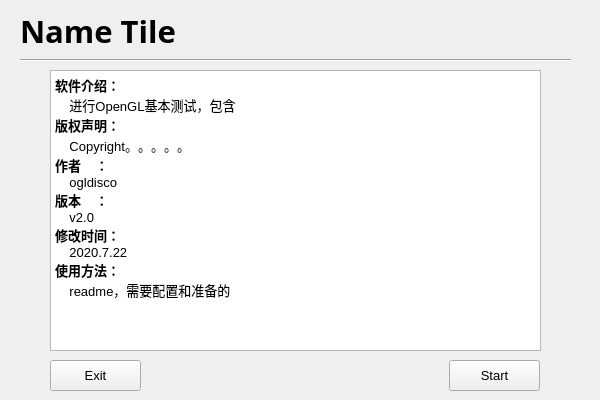
Qt form basebench/info_page.ui (feishengfei/benchUI) before a commit.
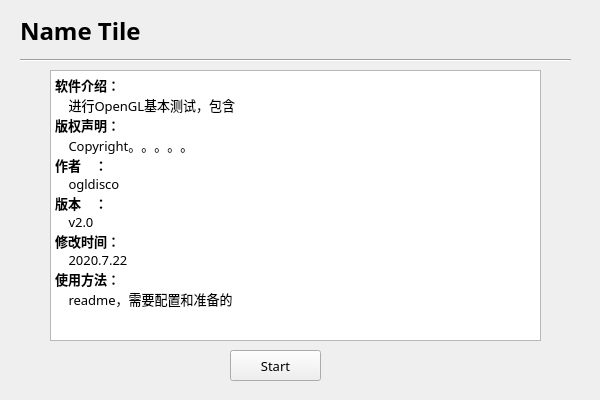
The same form after that commit.

The edit to the form file:
```diff
--- a/basebench/info_page.ui
+++ b/basebench/info_page.ui
@@ -10,20 +10,36 @@
     <height>400</height>
    </rect>
   </property>
+  <property name="font">
+   <font>
+    <family>微软雅黑</family>
+    <pointsize>10</pointsize>
+   </font>
+  </property>
   <property name="windowTitle">
    <string>Form</string>
   </property>
+  <property name="layoutDirection">
+   <enum>Qt::LeftToRight</enum>
+  </property>
   <widget class="QTextBrowser" name="textBrowser">
    <property name="geometry">
     <rect>
      <x>50</x>
      <y>70</y>
      <width>491</width>
-     <height>281</height>
+     <height>271</height>
     </rect>
    </property>
+   <property name="sizePolicy">
+    <sizepolicy hsizetype="Ignored" vsizetype="Ignored">
+     <horstretch>0</horstretch>
+     <verstretch>0</verstretch>
+    </sizepolicy>
+   </property>
    <property name="font">
     <font>
+     <family>微软雅黑</family>
      <pointsize>10</pointsize>
     </font>
    </property>
@@ -31,20 +47,20 @@
     <string>&lt;!DOCTYPE HTML PUBLIC &quot;-//W3C//DTD HTML 4.0//EN&quot; &quot;http://www.w3.org/TR/REC-html40/strict.dtd&quot;&gt;
 &lt;html&gt;&lt;head&gt;&lt;meta name=&quot;qrichtext&quot; content=&quot;1&quot; /&gt;&lt;style type=&quot;text/css&quot;&gt;
 p, li { white-space: pre-wrap; }
-&lt;/style&gt;&lt;/head&gt;&lt;body style=&quot; font-family:'SimSun'; font-size:10pt; font-weight:400; font-style:normal;&quot;&gt;
-&lt;p style=&quot; margin-top:0px; margin-bottom:0px; margin-left:0px; margin-right:0px; -qt-block-indent:0; text-indent:0px;&quot;&gt;&lt;span style=&quot; font-weight:600;&quot;&gt;软件介绍：&lt;/span&gt;&lt;/p&gt;
-&lt;p style=&quot; margin-top:0px; margin-bottom:0px; margin-left:0px; margin-right:0px; -qt-block-indent:0; text-indent:0px;&quot;&gt;    进行OpenGL基本测试，包含&lt;/p&gt;
-&lt;p style=&quot; margin-top:0px; margin-bottom:0px; margin-left:0px; margin-right:0px; -qt-block-indent:0; text-indent:0px;&quot;&gt;&lt;span style=&quot; font-weight:600;&quot;&gt;版权声明：&lt;/span&gt;&lt;/p&gt;
-&lt;p style=&quot; margin-top:0px; margin-bottom:0px; margin-left:0px; margin-right:0px; -qt-block-indent:0; text-indent:0px;&quot;&gt;    Copyright。。。。。&lt;/p&gt;
-&lt;p style=&quot; margin-top:0px; margin-bottom:0px; margin-left:0px; margin-right:0px; -qt-block-indent:0; text-indent:0px;&quot;&gt;&lt;span style=&quot; font-weight:600;&quot;&gt;作者    ：&lt;/span&gt;&lt;/p&gt;
-&lt;p style=&quot; margin-top:0px; margin-bottom:0px; margin-left:0px; margin-right:0px; -qt-block-indent:0; text-indent:0px;&quot;&gt;    ogldisco&lt;/p&gt;
-&lt;p style=&quot; margin-top:0px; margin-bottom:0px; margin-left:0px; margin-right:0px; -qt-block-indent:0; text-indent:0px;&quot;&gt;&lt;span style=&quot; font-weight:600;&quot;&gt;版本    ：&lt;/span&gt;&lt;/p&gt;
-&lt;p style=&quot; margin-top:0px; margin-bottom:0px; margin-left:0px; margin-right:0px; -qt-block-indent:0; text-indent:0px;&quot;&gt;    v2.0&lt;/p&gt;
-&lt;p style=&quot; margin-top:0px; margin-bottom:0px; margin-left:0px; margin-right:0px; -qt-block-indent:0; text-indent:0px;&quot;&gt;&lt;span style=&quot; font-weight:600;&quot;&gt;修改时间：&lt;/span&gt;&lt;/p&gt;
-&lt;p style=&quot; margin-top:0px; margin-bottom:0px; margin-left:0px; margin-right:0px; -qt-block-indent:0; text-indent:0px;&quot;&gt;    2020.7.22&lt;/p&gt;
-&lt;p style=&quot; margin-top:0px; margin-bottom:0px; margin-left:0px; margin-right:0px; -qt-block-indent:0; text-indent:0px;&quot;&gt;&lt;span style=&quot; font-weight:600;&quot;&gt;使用方法：&lt;/span&gt;&lt;/p&gt;
-&lt;p style=&quot; margin-top:0px; margin-bottom:0px; margin-left:0px; margin-right:0px; -qt-block-indent:0; text-indent:0px;&quot;&gt;    readme，需要配置和准备的&lt;/p&gt;
-&lt;p style=&quot;-qt-paragraph-type:empty; margin-top:0px; margin-bottom:0px; margin-left:0px; margin-right:0px; -qt-block-indent:0; text-indent:0px;&quot;&gt;&lt;br /&gt;&lt;/p&gt;&lt;/body&gt;&lt;/html&gt;</string>
+&lt;/style&gt;&lt;/head&gt;&lt;body style=&quot; font-family:'微软雅黑','微软雅黑'; font-size:10pt; font-weight:400; font-style:normal;&quot;&gt;
+&lt;p style=&quot; margin-top:0px; margin-bottom:0px; margin-left:0px; margin-right:0px; -qt-block-indent:0; text-indent:0px;&quot;&gt;&lt;span style=&quot; font-family:'SimSun'; font-weight:600;&quot;&gt;软件介绍：&lt;/span&gt;&lt;/p&gt;
+&lt;p style=&quot; margin-top:0px; margin-bottom:0px; margin-left:0px; margin-right:0px; -qt-block-indent:0; text-indent:0px;&quot;&gt;&lt;span style=&quot; font-family:'SimSun';&quot;&gt;    进行OpenGL基本测试，包含&lt;/span&gt;&lt;/p&gt;
+&lt;p style=&quot; margin-top:0px; margin-bottom:0px; margin-left:0px; margin-right:0px; -qt-block-indent:0; text-indent:0px;&quot;&gt;&lt;span style=&quot; font-family:'SimSun'; font-weight:600;&quot;&gt;版权声明：&lt;/span&gt;&lt;/p&gt;
+&lt;p style=&quot; margin-top:0px; margin-bottom:0px; margin-left:0px; margin-right:0px; -qt-block-indent:0; text-indent:0px;&quot;&gt;&lt;span style=&quot; font-family:'SimSun';&quot;&gt;    Copyright。。。。。&lt;/span&gt;&lt;/p&gt;
+&lt;p style=&quot; margin-top:0px; margin-bottom:0px; margin-left:0px; margin-right:0px; -qt-block-indent:0; text-indent:0px;&quot;&gt;&lt;span style=&quot; font-family:'SimSun'; font-weight:600;&quot;&gt;作者    ：&lt;/span&gt;&lt;/p&gt;
+&lt;p style=&quot; margin-top:0px; margin-bottom:0px; margin-left:0px; margin-right:0px; -qt-block-indent:0; text-indent:0px;&quot;&gt;&lt;span style=&quot; font-family:'SimSun';&quot;&gt;    ogldisco&lt;/span&gt;&lt;/p&gt;
+&lt;p style=&quot; margin-top:0px; margin-bottom:0px; margin-left:0px; margin-right:0px; -qt-block-indent:0; text-indent:0px;&quot;&gt;&lt;span style=&quot; font-family:'SimSun'; font-weight:600;&quot;&gt;版本    ：&lt;/span&gt;&lt;/p&gt;
+&lt;p style=&quot; margin-top:0px; margin-bottom:0px; margin-left:0px; margin-right:0px; -qt-block-indent:0; text-indent:0px;&quot;&gt;&lt;span style=&quot; font-family:'SimSun';&quot;&gt;    v2.0&lt;/span&gt;&lt;/p&gt;
+&lt;p style=&quot; margin-top:0px; margin-bottom:0px; margin-left:0px; margin-right:0px; -qt-block-indent:0; text-indent:0px;&quot;&gt;&lt;span style=&quot; font-family:'SimSun'; font-weight:600;&quot;&gt;修改时间：&lt;/span&gt;&lt;/p&gt;
+&lt;p style=&quot; margin-top:0px; margin-bottom:0px; margin-left:0px; margin-right:0px; -qt-block-indent:0; text-indent:0px;&quot;&gt;&lt;span style=&quot; font-family:'SimSun';&quot;&gt;    2020.7.22&lt;/span&gt;&lt;/p&gt;
+&lt;p style=&quot; margin-top:0px; margin-bottom:0px; margin-left:0px; margin-right:0px; -qt-block-indent:0; text-indent:0px;&quot;&gt;&lt;span style=&quot; font-family:'SimSun'; font-weight:600;&quot;&gt;使用方法：&lt;/span&gt;&lt;/p&gt;
+&lt;p style=&quot; margin-top:0px; margin-bottom:0px; margin-left:0px; margin-right:0px; -qt-block-indent:0; text-indent:0px;&quot;&gt;&lt;span style=&quot; font-family:'SimSun';&quot;&gt;    readme，需要配置和准备的&lt;/span&gt;&lt;/p&gt;
+&lt;p style=&quot;-qt-paragraph-type:empty; margin-top:0px; margin-bottom:0px; margin-left:0px; margin-right:0px; -qt-block-indent:0; text-indent:0px; font-family:'SimSun';&quot;&gt;&lt;br /&gt;&lt;/p&gt;&lt;/body&gt;&lt;/html&gt;</string>
    </property>
   </widget>
   <widget class="QLabel" name="label">
@@ -52,14 +68,20 @@
     <rect>
      <x>20</x>
      <y>10</y>
-     <width>161</width>
+     <width>391</width>
      <height>41</height>
     </rect>
    </property>
+   <property name="sizePolicy">
+    <sizepolicy hsizetype="Ignored" vsizetype="Ignored">
+     <horstretch>0</horstretch>
+     <verstretch>0</verstretch>
+    </sizepolicy>
+   </property>
    <property name="font">
     <font>
-     <family>新宋体</family>
-     <pointsize>23</pointsize>
+     <family>黑体</family>
+     <pointsize>18</pointsize>
      <weight>75</weight>
      <bold>true</bold>
      <underline>false</underline>
@@ -69,35 +91,24 @@
     <string>Name Tile</string>
    </property>
   </widget>
-  <widget class="QPushButton" name="descriptionExitButton">
-   <property name="geometry">
-    <rect>
-     <x>50</x>
-     <y>360</y>
-     <width>91</width>
-     <height>31</height>
-    </rect>
-   </property>
-   <property name="font">
-    <font>
-     <pointsize>10</pointsize>
-    </font>
-   </property>
-   <property name="text">
-    <string>Exit</string>
-   </property>
-  </widget>
   <widget class="QPushButton" name="descriptionStartButton">
    <property name="geometry">
     <rect>
-     <x>449</x>
-     <y>360</y>
+     <x>230</x>
+     <y>350</y>
      <width>91</width>
      <height>31</height>
     </rect>
    </property>
+   <property name="sizePolicy">
+    <sizepolicy hsizetype="Fixed" vsizetype="Fixed">
+     <horstretch>0</horstretch>
+     <verstretch>0</verstretch>
+    </sizepolicy>
+   </property>
    <property name="font">
     <font>
+     <family>微软雅黑</family>
      <pointsize>10</pointsize>
     </font>
    </property>
```
Left out of the diff: 12 changed lines with no effect on the pictures.
